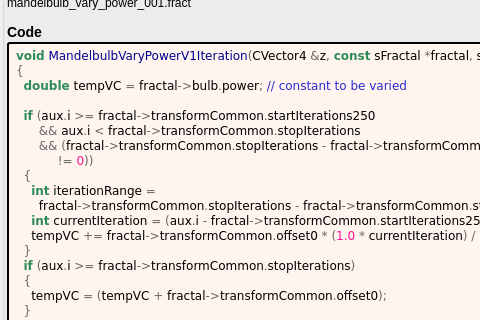
Old version of the form mandelbulber2/formula/ui/mandelbulb_vary_power_v1.ui in the repository buddhi1980/mandelbulber2; both pictures show x 0 to 480 and y 186 to 506 of the 771 by 830 pixel window.
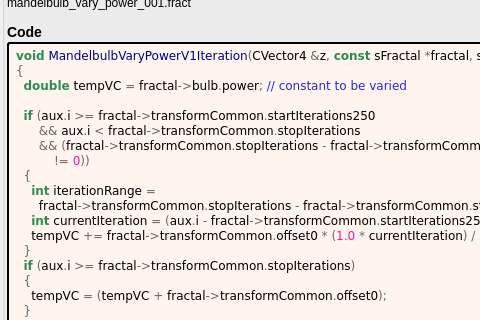
New version of the form. Custom widgets are drawn as their Qt base class.

Diff of the .ui file:
```diff
--- a/mandelbulber2/formula/ui/mandelbulb_vary_power_v1.ui
+++ b/mandelbulber2/formula/ui/mandelbulb_vary_power_v1.ui
@@ -288,7 +288,7 @@
   &lt;span style=&quot;color:#2e8b57; font-weight:bold&quot;&gt;if&lt;/span&gt; &lt;span style=&quot;color:#676767&quot;&gt;(&lt;/span&gt;aux&lt;span style=&quot;color:#676767&quot;&gt;.&lt;/span&gt;i &lt;span style=&quot;color:#676767&quot;&gt;&amp;gt;=&lt;/span&gt; fractal&lt;span style=&quot;color:#676767&quot;&gt;-&amp;gt;&lt;/span&gt;transformCommon&lt;span style=&quot;color:#676767&quot;&gt;.&lt;/span&gt;startIterations250
       &lt;span style=&quot;color:#676767&quot;&gt;&amp;amp;&amp;amp;&lt;/span&gt; aux&lt;span style=&quot;color:#676767&quot;&gt;.&lt;/span&gt;i &lt;span style=&quot;color:#676767&quot;&gt;&amp;lt;&lt;/span&gt; fractal&lt;span style=&quot;color:#676767&quot;&gt;-&amp;gt;&lt;/span&gt;transformCommon&lt;span style=&quot;color:#676767&quot;&gt;.&lt;/span&gt;stopIterations
       &lt;span style=&quot;color:#676767&quot;&gt;&amp;amp;&amp;amp; (&lt;/span&gt;fractal&lt;span style=&quot;color:#676767&quot;&gt;-&amp;gt;&lt;/span&gt;transformCommon&lt;span style=&quot;color:#676767&quot;&gt;.&lt;/span&gt;stopIterations &lt;span style=&quot;color:#676767&quot;&gt;-&lt;/span&gt; fractal&lt;span style=&quot;color:#676767&quot;&gt;-&amp;gt;&lt;/span&gt;transformCommon&lt;span style=&quot;color:#676767&quot;&gt;.&lt;/span&gt;startIterations250
-           &lt;span style=&quot;color:#676767&quot;&gt;!=&lt;/span&gt; &lt;span style=&quot;color:#ff1493&quot;&gt;0&lt;/span&gt;&lt;span style=&quot;color:#676767&quot;&gt;))&lt;/span&gt;
+          &lt;span style=&quot;color:#676767&quot;&gt;!=&lt;/span&gt; &lt;span style=&quot;color:#ff1493&quot;&gt;0&lt;/span&gt;&lt;span style=&quot;color:#676767&quot;&gt;))&lt;/span&gt;
   &lt;span style=&quot;color:#676767&quot;&gt;{&lt;/span&gt;
     &lt;span style=&quot;color:#2e8b57; font-weight:bold&quot;&gt;int&lt;/span&gt; iterationRange &lt;span style=&quot;color:#676767&quot;&gt;=&lt;/span&gt;
       fractal&lt;span style=&quot;color:#676767&quot;&gt;-&amp;gt;&lt;/span&gt;transformCommon&lt;span style=&quot;color:#676767&quot;&gt;.&lt;/span&gt;stopIterations &lt;span style=&quot;color:#676767&quot;&gt;-&lt;/span&gt; fractal&lt;span style=&quot;color:#676767&quot;&gt;-&amp;gt;&lt;/span&gt;transformCommon&lt;span style=&quot;color:#676767&quot;&gt;.&lt;/span&gt;startIterations250&lt;span style=&quot;color:#676767&quot;&gt;;&lt;/span&gt;
```
